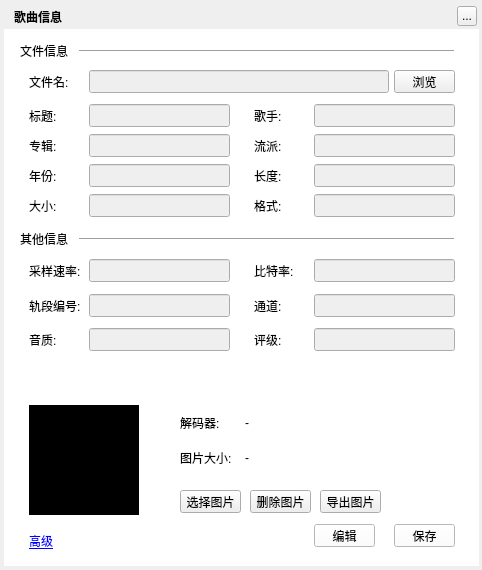
Old version of the form TTKModule/TTKWidget/musicUiKits/musicToolsetsKits/musicfileinformationwidget.ui in the repository Greedysky/TTKMusicPlayer.
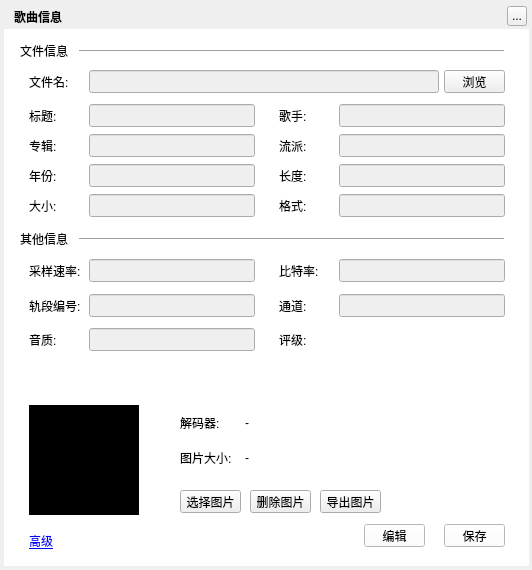
New version of the form. Custom widgets are drawn as their Qt base class.

Commit message: feat: Add mpeg popm rating property[623100]

```diff
--- a/TTKModule/TTKWidget/musicUiKits/musicToolsetsKits/musicfileinformationwidget.ui
+++ b/TTKModule/TTKWidget/musicUiKits/musicToolsetsKits/musicfileinformationwidget.ui
@@ -6,7 +6,7 @@
    <rect>
     <x>0</x>
     <y>0</y>
-    <width>482</width>
+    <width>532</width>
     <height>570</height>
    </rect>
   </property>
@@ -21,7 +21,7 @@
     <rect>
      <x>4</x>
      <y>4</y>
-     <width>475</width>
+     <width>525</width>
      <height>527</height>
     </rect>
    </property>
@@ -48,7 +48,7 @@
   <widget class="QToolButton" name="topTitleCloseButton">
    <property name="geometry">
     <rect>
-     <x>457</x>
+     <x>507</x>
      <y>6</y>
      <width>20</width>
      <height>20</height>
@@ -63,7 +63,7 @@
     <rect>
      <x>79</x>
      <y>49</y>
-     <width>375</width>
+     <width>425</width>
      <height>5</height>
     </rect>
    </property>
@@ -105,7 +105,7 @@
     <rect>
      <x>89</x>
      <y>70</y>
-     <width>300</width>
+     <width>350</width>
      <height>23</height>
     </rect>
    </property>
@@ -137,7 +137,7 @@
     <rect>
      <x>89</x>
      <y>194</y>
-     <width>141</width>
+     <width>166</width>
      <height>23</height>
     </rect>
    </property>
@@ -148,7 +148,7 @@
   <widget class="QPushButton" name="viewButton">
    <property name="geometry">
     <rect>
-     <x>394</x>
+     <x>444</x>
      <y>70</y>
      <width>61</width>
      <height>23</height>
@@ -167,9 +167,9 @@
    </property>
    <property name="geometry">
     <rect>
-     <x>314</x>
+     <x>339</x>
      <y>194</y>
-     <width>141</width>
+     <width>166</width>
      <height>23</height>
     </rect>
    </property>
@@ -180,7 +180,7 @@
   <widget class="QLabel" name="label_4">
    <property name="geometry">
     <rect>
-     <x>254</x>
+     <x>279</x>
      <y>194</y>
      <width>54</width>
      <height>23</height>
@@ -193,7 +193,7 @@
   <widget class="QLabel" name="label_5">
    <property name="geometry">
     <rect>
-     <x>254</x>
+     <x>279</x>
      <y>104</y>
      <width>54</width>
      <height>23</height>
@@ -209,9 +209,9 @@
    </property>
    <property name="geometry">
     <rect>
-     <x>314</x>
+     <x>339</x>
      <y>104</y>
-     <width>141</width>
+     <width>166</width>
      <height>23</height>
     </rect>
    </property>
@@ -227,7 +227,7 @@
     <rect>
      <x>89</x>
      <y>104</y>
-     <width>141</width>
+     <width>166</width>
      <height>23</height>
     </rect>
    </property>
@@ -269,7 +269,7 @@
     <rect>
      <x>89</x>
      <y>134</y>
-     <width>141</width>
+     <width>166</width>
      <height>23</height>
     </rect>
    </property>
@@ -280,7 +280,7 @@
   <widget class="QLabel" name="label_8">
    <property name="geometry">
     <rect>
-     <x>254</x>
+     <x>279</x>
      <y>164</y>
      <width>54</width>
      <height>23</height>
@@ -296,9 +296,9 @@
    </property>
    <property name="geometry">
     <rect>
-     <x>314</x>
+     <x>339</x>
      <y>164</y>
-     <width>141</width>
+     <width>166</width>
      <height>23</height>
     </rect>
    </property>
@@ -309,7 +309,7 @@
   <widget class="QLabel" name="label_9">
    <property name="geometry">
     <rect>
-     <x>254</x>
+     <x>279</x>
      <y>134</y>
      <width>54</width>
      <height>23</height>
@@ -325,9 +325,9 @@
    </property>
    <property name="geometry">
     <rect>
-     <x>314</x>
+     <x>339</x>
      <y>134</y>
-     <width>141</width>
+     <width>166</width>
      <height>23</height>
     </rect>
    </property>
@@ -369,7 +369,7 @@
     <rect>
      <x>89</x>
      <y>294</y>
-     <width>141</width>
+     <width>166</width>
      <height>23</height>
     </rect>
    </property>
@@ -380,7 +380,7 @@
   <widget class="QLabel" name="label_12">
    <property name="geometry">
     <rect>
-     <x>254</x>
+     <x>279</x>
      <y>294</y>
      <width>54</width>
      <height>23</height>
@@ -398,7 +398,7 @@
     <rect>
      <x>89</x>
      <y>259</y>
-     <width>141</width>
+     <width>166</width>
      <height>23</height>
     </rect>
    </property>
@@ -412,9 +412,9 @@
    </property>
    <property name="geometry">
     <rect>
-     <x>314</x>
+     <x>339</x>
      <y>294</y>
-     <width>141</width>
+     <width>166</width>
      <height>23</height>
     </rect>
    </property>
@@ -430,7 +430,7 @@
     <rect>
      <x>89</x>
      <y>164</y>
-     <width>141</width>
+     <width>166</width>
      <height>23</height>
     </rect>
    </property>
@@ -454,7 +454,7 @@
   <widget class="QLabel" name="label_14">
    <property name="geometry">
     <rect>
-     <x>254</x>
+     <x>279</x>
      <y>259</y>
      <width>54</width>
      <height>23</height>
@@ -470,9 +470,9 @@
    </property>
    <property name="geometry">
     <rect>
-     <x>314</x>
+     <x>339</x>
      <y>259</y>
-     <width>141</width>
+     <width>166</width>
      <height>23</height>
     </rect>
    </property>
@@ -498,7 +498,7 @@
     <rect>
      <x>79</x>
      <y>237</y>
-     <width>375</width>
+     <width>425</width>
      <height>5</height>
     </rect>
    </property>
@@ -511,7 +511,7 @@
     <rect>
      <x>4</x>
      <y>29</y>
-     <width>475</width>
+     <width>525</width>
      <height>537</height>
     </rect>
    </property>
@@ -521,7 +521,7 @@
    <widget class="QPushButton" name="editButton">
     <property name="geometry">
      <rect>
-      <x>310</x>
+      <x>360</x>
       <y>495</y>
       <width>61</width>
       <height>23</height>
@@ -537,7 +537,7 @@
    <widget class="QPushButton" name="saveButton">
     <property name="geometry">
      <rect>
-      <x>390</x>
+      <x>440</x>
       <y>495</y>
       <width>61</width>
       <height>23</height>
@@ -630,7 +630,7 @@
     <rect>
      <x>245</x>
      <y>445</y>
-     <width>120</width>
+     <width>150</width>
      <height>25</height>
     </rect>
    </property>
@@ -643,7 +643,7 @@
     <rect>
      <x>245</x>
      <y>410</y>
-     <width>210</width>
+     <width>220</width>
      <height>25</height>
     </rect>
    </property>
@@ -672,7 +672,7 @@
     <rect>
      <x>89</x>
      <y>328</y>
-     <width>141</width>
+     <width>166</width>
      <height>23</height>
     </rect>
    </property>
@@ -715,7 +715,7 @@
   <widget class="QLabel" name="label_19">
    <property name="geometry">
     <rect>
-     <x>254</x>
+     <x>279</x>
      <y>328</y>
      <width>54</width>
      <height>23</height>
@@ -725,21 +725,18 @@
     <string>评级:</string>
    </property>
   </widget>
-  <widget class="QLineEdit" name="ratingEdit">
+  <widget class="MusicRatingLabel" name="ratingLabel">
    <property name="enabled">
     <bool>false</bool>
    </property>
    <property name="geometry">
     <rect>
-     <x>314</x>
+     <x>339</x>
      <y>328</y>
-     <width>141</width>
+     <width>166</width>
      <height>23</height>
     </rect>
    </property>
-   <property name="readOnly">
-    <bool>true</bool>
-   </property>
   </widget>
   <zorder>background</zorder>
   <zorder>backgroundMask</zorder>
@@ -797,6 +794,12 @@
    <header>ttkclickedlabel.h</header>
    <container>1</container>
   </customwidget>
+  <customwidget>
+   <class>MusicRatingLabel</class>
+   <extends>QLabel</extends>
+   <header>musicratinglabel.h</header>
+   <container>1</container>
+  </customwidget>
  </customwidgets>
  <resources/>
  <connections/>
```
Left out of the diff: 2 changed lines with no effect on the pictures. The commit also changes 9 other files.
